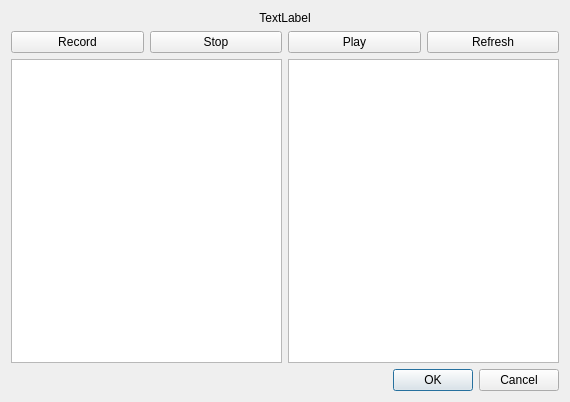
Before: the Qt Designer form recordWithPhotoDialog.ui in yufujimoto/SurveyDataCollector, drawn with Qt 5.
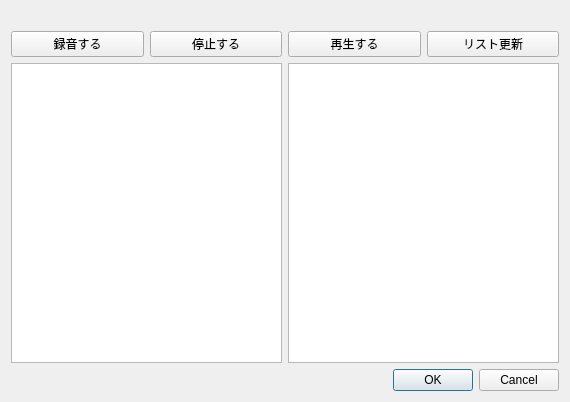
After: the same form once the commit is applied.

What changed in the file:
```diff
--- a/recordWithPhotoDialog.ui
+++ b/recordWithPhotoDialog.ui
@@ -27,7 +27,7 @@
        <item>
         <widget class="QLabel" name="image_panel">
          <property name="text">
-          <string>TextLabel</string>
+          <string/>
          </property>
          <property name="alignment">
           <set>Qt::AlignCenter</set>
@@ -49,28 +49,28 @@
          <item>
           <widget class="QPushButton" name="btn_rec_start">
            <property name="text">
-            <string>Record</string>
+            <string>録音する</string>
            </property>
           </widget>
          </item>
          <item>
           <widget class="QPushButton" name="btn_rec_stop">
            <property name="text">
-            <string>Stop</string>
+            <string>停止する</string>
            </property>
           </widget>
          </item>
          <item>
           <widget class="QPushButton" name="btn_play">
            <property name="text">
-            <string>Play</string>
+            <string>再生する</string>
            </property>
           </widget>
          </item>
          <item>
           <widget class="QPushButton" name="btn_refresh">
            <property name="text">
-            <string>Refresh</string>
+            <string>リスト更新</string>
            </property>
           </widget>
          </item>
```
